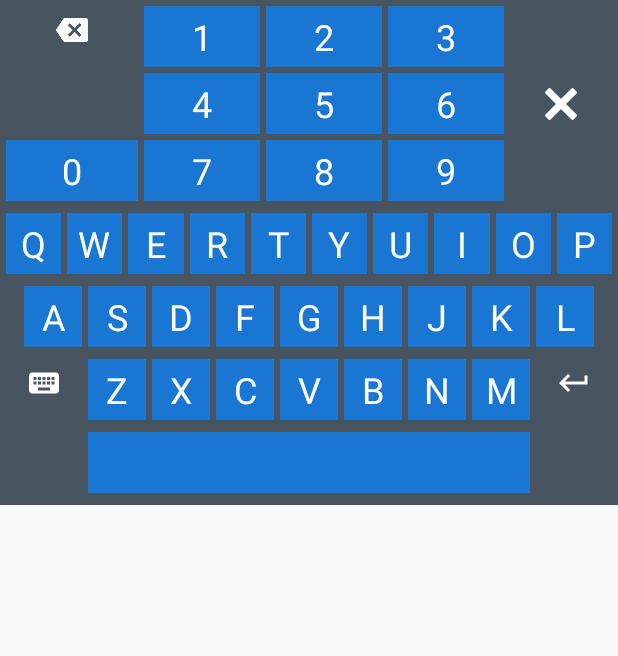
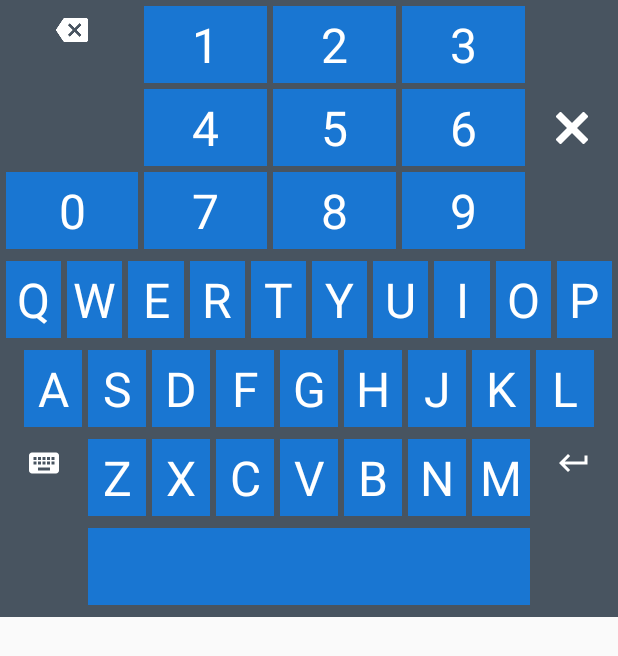
Before and after one commit to cvdigitalcreative/DataMatelKita, an Android app: the layout customkeyboard2.xml on its own in the app's theme, with its tools: preview values and no code run, on a phone screen of 412 x 824 dp. Shown: the top 656 px of the screen. Run offline under Robolectric (Android 15) with nearby library versions, the phone set to English and light mode, and no system bars.

Commit message:
Resize keyboard 2 & 3

```diff
--- a/app/src/main/res/values/dimens.xml
+++ b/app/src/main/res/values/dimens.xml
@@ -3,5 +3,5 @@
     <dimen name="padding_horizontal">32dp</dimen>
     <dimen name="padding_vertical">4dp</dimen>
     <dimen name="small_pading_vertical">16dp</dimen>
-    <dimen name="text_keyboard_size">24sp</dimen>
+    <dimen name="text_keyboard_size">32sp</dimen>
 </resources>
```
